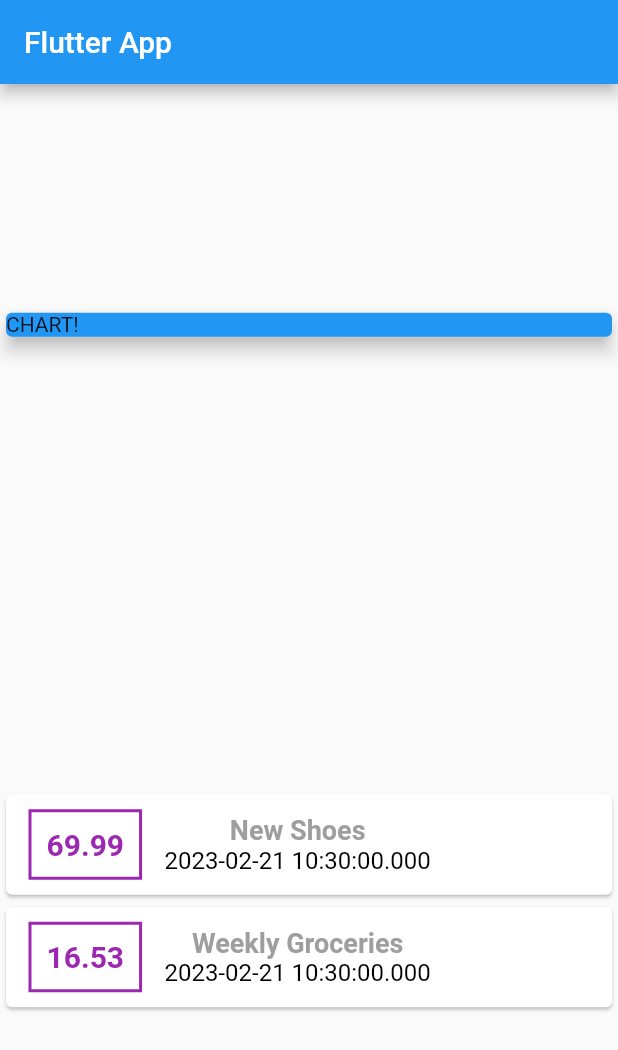
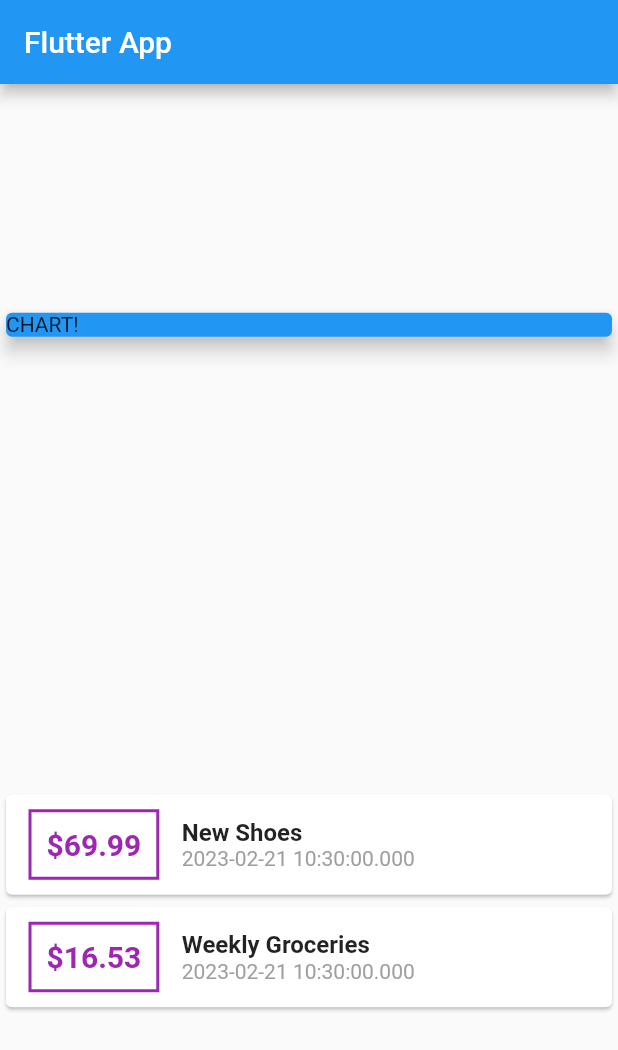
Before and after one commit to LapertJoseph/ExpenseFlutterApp, a Flutter app: the screen it shows after launch, on a phone screen of 412 x 824 dp. Shown: the top 1050 px of the screen. Run offline on Flutter 3.47's test engine with Material 2 defaults, Android fonts, the phone set to English and light mode, and no system bars.

```diff
--- a/lib/main.dart
+++ b/lib/main.dart
@@ -66,7 +66,7 @@ class MyHomePage extends StatelessWidget {
                       ),
                       padding: EdgeInsets.all(10),
                       child: Text(
-                        tx.amount.toString(),
+                        '\$${tx.amount}',
                         style: TextStyle(
                           fontWeight: FontWeight.bold,
                           fontSize: 20,
@@ -75,21 +75,19 @@ class MyHomePage extends StatelessWidget {
                       ),
                     ),
                     Column(
+                      crossAxisAlignment: CrossAxisAlignment.start,
                       children: [
                         Text(
                           tx.title,
                           style: TextStyle(
+                            fontSize: 16,
                             fontWeight: FontWeight.bold,
-                            fontSize: 18,
-                            color: Colors.grey,
                           ),
                         ),
                         Text(
                           tx.date.toString(),
                           style: TextStyle(
-                            fontSize: 16,
-                            fontWeight: FontWeight.normal,
-                            color: Colors.black,
+                            color: Colors.grey,
                           ),
                         ),
                       ],
```
